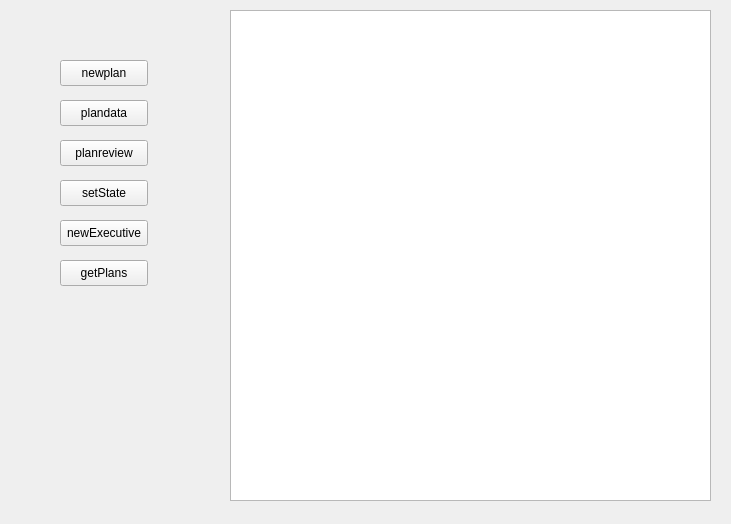
Above: desktop/tpprojekt/planviewer.ui from Panturek/TP_projekt before the change. Below: the same form after it.
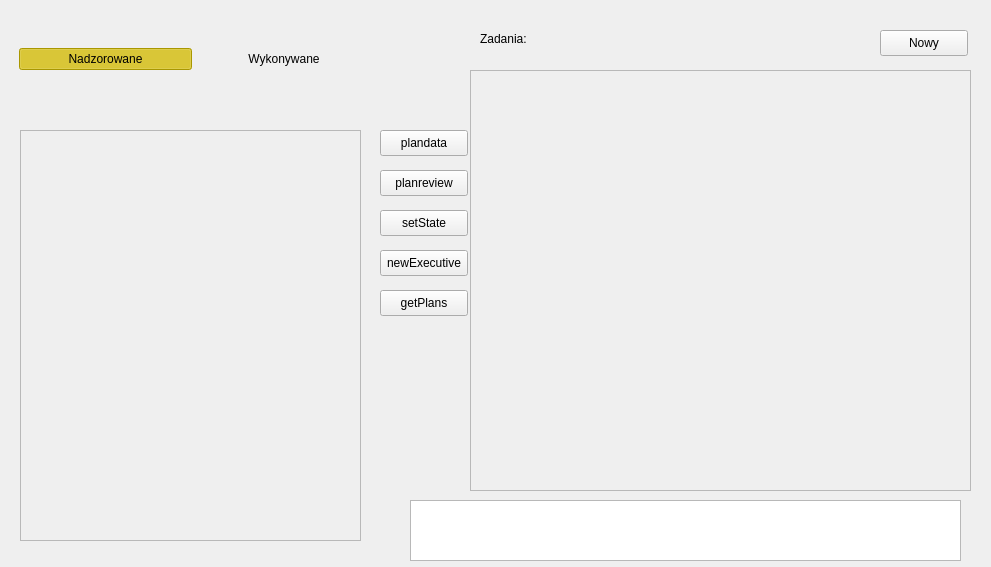
That is the form after the change.

Patch:
```diff
--- a/desktop/tpprojekt/planviewer.ui
+++ b/desktop/tpprojekt/planviewer.ui
@@ -6,8 +6,8 @@
    <rect>
     <x>0</x>
     <y>0</y>
-    <width>731</width>
-    <height>524</height>
+    <width>991</width>
+    <height>567</height>
    </rect>
   </property>
   <property name="windowTitle">
@@ -16,31 +16,18 @@
   <widget class="QTextEdit" name="textViewer">
    <property name="geometry">
     <rect>
-     <x>230</x>
-     <y>10</y>
-     <width>481</width>
-     <height>491</height>
+     <x>410</x>
+     <y>500</y>
+     <width>551</width>
+     <height>61</height>
     </rect>
    </property>
   </widget>
-  <widget class="QPushButton" name="newPlanButton">
-   <property name="geometry">
-    <rect>
-     <x>60</x>
-     <y>60</y>
-     <width>88</width>
-     <height>26</height>
-    </rect>
-   </property>
-   <property name="text">
-    <string>newplan</string>
-   </property>
-  </widget>
   <widget class="QPushButton" name="planDataButton">
    <property name="geometry">
     <rect>
-     <x>60</x>
-     <y>100</y>
+     <x>380</x>
+     <y>130</y>
      <width>88</width>
      <height>26</height>
     </rect>
@@ -52,8 +39,8 @@
   <widget class="QPushButton" name="planReviewButton">
    <property name="geometry">
     <rect>
-     <x>60</x>
-     <y>140</y>
+     <x>380</x>
+     <y>170</y>
      <width>88</width>
      <height>26</height>
     </rect>
@@ -65,8 +52,8 @@
   <widget class="QPushButton" name="setStateButton">
    <property name="geometry">
     <rect>
-     <x>60</x>
-     <y>180</y>
+     <x>380</x>
+     <y>210</y>
      <width>88</width>
      <height>26</height>
     </rect>
@@ -78,8 +65,8 @@
   <widget class="QPushButton" name="newExecutiveButton">
    <property name="geometry">
     <rect>
-     <x>60</x>
-     <y>220</y>
+     <x>380</x>
+     <y>250</y>
      <width>88</width>
      <height>26</height>
     </rect>
@@ -91,8 +78,8 @@
   <widget class="QPushButton" name="getPlansButton">
    <property name="geometry">
     <rect>
-     <x>60</x>
-     <y>260</y>
+     <x>380</x>
+     <y>290</y>
      <width>88</width>
      <height>26</height>
     </rect>
@@ -101,6 +88,194 @@
     <string>getPlans</string>
    </property>
   </widget>
+  <widget class="QPushButton" name="makeNewButton">
+   <property name="geometry">
+    <rect>
+     <x>880</x>
+     <y>30</y>
+     <width>88</width>
+     <height>26</height>
+    </rect>
+   </property>
+   <property name="text">
+    <string>Nowy</string>
+   </property>
+  </widget>
+  <widget class="QLabel" name="label">
+   <property name="geometry">
+    <rect>
+     <x>480</x>
+     <y>30</y>
+     <width>65</width>
+     <height>18</height>
+    </rect>
+   </property>
+   <property name="text">
+    <string>Zadania:</string>
+   </property>
+  </widget>
+  <widget class="QWidget" name="plansListWidget" native="true">
+   <property name="geometry">
+    <rect>
+     <x>20</x>
+     <y>90</y>
+     <width>351</width>
+     <height>451</height>
+    </rect>
+   </property>
+   <widget class="QLabel" name="label_2">
+    <property name="geometry">
+     <rect>
+      <x>90</x>
+      <y>170</y>
+      <width>161</width>
+      <height>91</height>
+     </rect>
+    </property>
+    <property name="text">
+     <string>NADZOROWANE</string>
+    </property>
+   </widget>
+   <widget class="QWidget" name="verticalLayoutWidget">
+    <property name="geometry">
+     <rect>
+      <x>0</x>
+      <y>0</y>
+      <width>351</width>
+      <height>31</height>
+     </rect>
+    </property>
+    <layout class="QVBoxLayout" name="searcherLayout"/>
+   </widget>
+   <widget class="QScrollArea" name="scrollArea_2">
+    <property name="geometry">
+     <rect>
+      <x>0</x>
+      <y>40</y>
+      <width>341</width>
+      <height>411</height>
+     </rect>
+    </property>
+    <property name="horizontalScrollBarPolicy">
+     <enum>Qt::ScrollBarAlwaysOff</enum>
+    </property>
+    <property name="sizeAdjustPolicy">
+     <enum>QAbstractScrollArea::AdjustToContents</enum>
+    </property>
+    <property name="widgetResizable">
+     <bool>true</bool>
+    </property>
+    <property name="alignment">
+     <set>Qt::AlignLeading|Qt::AlignLeft|Qt::AlignTop</set>
+    </property>
+    <widget class="QWidget" name="scrollAreaWidgetContents_2">
+     <property name="geometry">
+      <rect>
+       <x>0</x>
+       <y>0</y>
+       <width>339</width>
+       <height>409</height>
+      </rect>
+     </property>
+     <layout class="QVBoxLayout" name="verticalLayout_2">
+      <item>
+       <layout class="QVBoxLayout" name="plansList"/>
+      </item>
+     </layout>
+    </widget>
+   </widget>
+  </widget>
+  <widget class="QWidget" name="horizontalLayoutWidget">
+   <property name="geometry">
+    <rect>
+     <x>19</x>
+     <y>39</y>
+     <width>351</width>
+     <height>41</height>
+    </rect>
+   </property>
+   <layout class="QHBoxLayout" name="horizontalLayout">
+    <item>
+     <widget class="QPushButton" name="inspectedButton">
+      <property name="styleSheet">
+       <string notr="true">QPushButton{
+background-color: rgb(237, 212, 0);
+}</string>
+      </property>
+      <property name="text">
+       <string>Nadzorowane</string>
+      </property>
+      <property name="checkable">
+       <bool>true</bool>
+      </property>
+      <property name="checked">
+       <bool>true</bool>
+      </property>
+      <property name="flat">
+       <bool>true</bool>
+      </property>
+     </widget>
+    </item>
+    <item>
+     <widget class="QPushButton" name="executedButton">
+      <property name="styleSheet">
+       <string notr="true">QPushButton{
+background-color: rgb(237, 212, 0);
+}</string>
+      </property>
+      <property name="text">
+       <string>Wykonywane</string>
+      </property>
+      <property name="checkable">
+       <bool>true</bool>
+      </property>
+      <property name="default">
+       <bool>false</bool>
+      </property>
+      <property name="flat">
+       <bool>true</bool>
+      </property>
+     </widget>
+    </item>
+   </layout>
+  </widget>
+  <widget class="QScrollArea" name="scrollArea">
+   <property name="geometry">
+    <rect>
+     <x>470</x>
+     <y>70</y>
+     <width>501</width>
+     <height>421</height>
+    </rect>
+   </property>
+   <property name="horizontalScrollBarPolicy">
+    <enum>Qt::ScrollBarAlwaysOff</enum>
+   </property>
+   <property name="sizeAdjustPolicy">
+    <enum>QAbstractScrollArea::AdjustToContents</enum>
+   </property>
+   <property name="widgetResizable">
+    <bool>true</bool>
+   </property>
+   <property name="alignment">
+    <set>Qt::AlignLeading|Qt::AlignLeft|Qt::AlignTop</set>
+   </property>
+   <widget class="QWidget" name="scrollAreaWidgetContents">
+    <property name="geometry">
+     <rect>
+      <x>0</x>
+      <y>0</y>
+      <width>499</width>
+      <height>419</height>
+     </rect>
+    </property>
+    <layout class="QVBoxLayout" name="verticalLayout">
+     <item>
+      <layout class="QVBoxLayout" name="taskList"/>
+     </item>
+    </layout>
+   </widget>
+  </widget>
  </widget>
  <resources/>
  <connections/>
```
